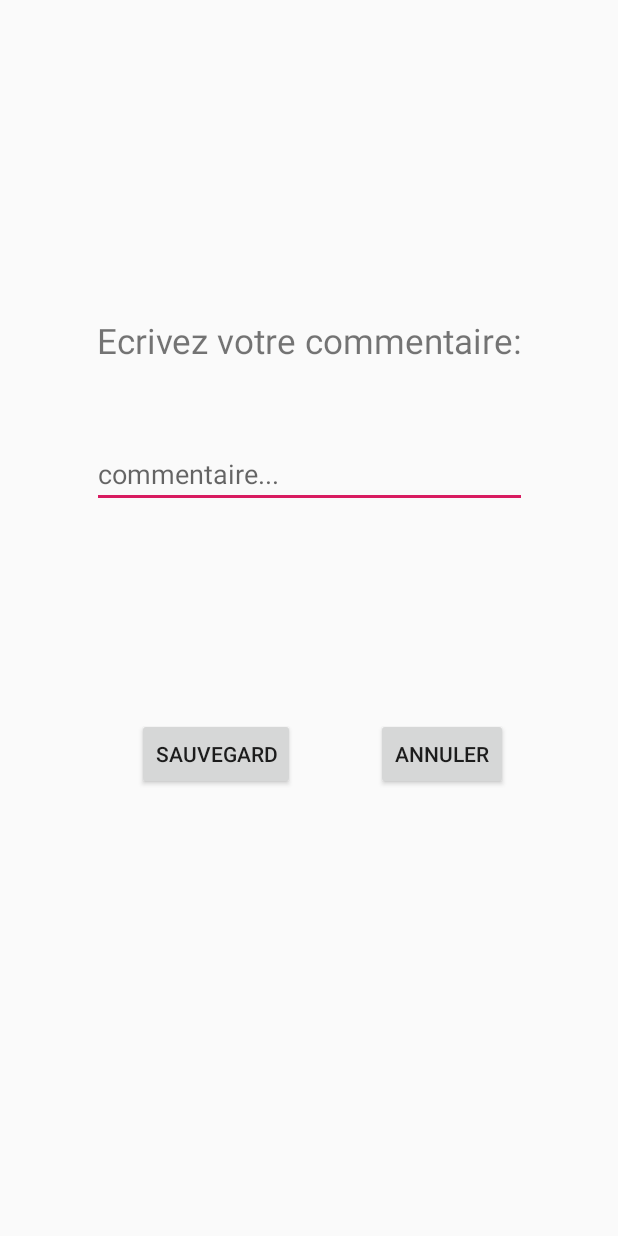
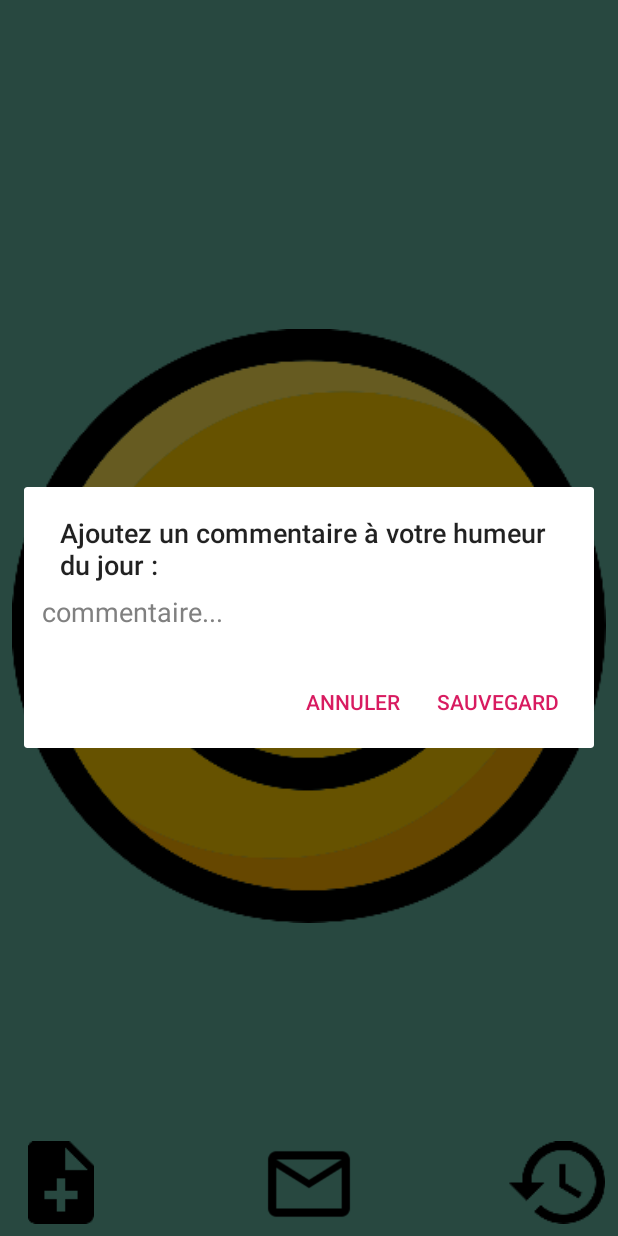
Before and after one commit to devedelie/MyMood, an Android app: the screen it shows after launch (CommentDialog before the commit, Moods after it), after a tap on "note_btn", on a phone screen of 412 x 824 dp. Run offline under Robolectric (Android 15) with nearby library versions, the light colour scheme and no system bars.

Commit message:
- Erased 2 activities (email share and comment) - Replaced both activities with in-code alertDialog instead of separate activities. - Added new strings to Strings.xml

```diff
--- a/app/src/main/AndroidManifest.xml
+++ b/app/src/main/AndroidManifest.xml
@@ -21,12 +21,6 @@
         <activity
             android:name=".controller.MoodHistoryScreen"
             android:screenOrientation="portrait" />
-        <activity
-            android:name=".controller.EmailSender"
-            android:screenOrientation="portrait" />
-        <activity
-            android:name=".controller.CommentDialog"
-            android:screenOrientation="portrait" />
         <activity android:name=".model.DataOrganizer" />
         <activity
             android:name=".controller.MainActivity"
--- a/app/src/main/java/com/elbaz/eliran/mymood/controller/CommentDialog.java
+++ /dev/null
@@ -1,76 +0,0 @@
-package com.elbaz.eliran.mymood.controller;
-
-import android.content.Context;
-import android.content.DialogInterface;
-import android.content.SharedPreferences;
-import android.os.Bundle;
-import android.support.v7.app.AlertDialog;
-import android.support.v7.app.AppCompatActivity;
-import android.view.KeyEvent;
-import android.view.View;
-import android.widget.Button;
-import android.widget.EditText;
-import android.widget.Toast;
-
-import com.elbaz.eliran.mymood.R;
-
-public class CommentDialog extends AppCompatActivity {
-    SharedPreferences mSharedPreferences;
-    EditText mComment;
-
-    @Override
-    protected void onCreate(Bundle savedInstanceState) {
-        super.onCreate(savedInstanceState);
-        setContentView(R.layout.activity_comment_dialog);
-
-        //Declaration of the Dialog Builder along with the Text and Button
-        AlertDialog.Builder mBuilder = new AlertDialog.Builder(CommentDialog.this);
-        View mView = getLayoutInflater().inflate(R.layout.activity_comment_dialog, null);
-        mComment = (EditText) mView.findViewById(R.id.activity_comment_dialog);
-        Button mSave = (Button) mView.findViewById(R.id.comment_box_save_btn);
-        Button mCancel = (Button) mView.findViewById(R.id.comment_box_cancel_btn);
-
-        //KeyListener to detect the android "Back Press" button and dismiss the dialog box
-        mBuilder.setOnKeyListener(new DialogInterface.OnKeyListener() {
-            @Override
-            public boolean onKey(DialogInterface dialog, int keyCode, KeyEvent event) {
-                if(keyCode == KeyEvent.KEYCODE_BACK){
-                    dialog.dismiss(); // dismiss the dialog
-                    CommentDialog.this.finish(); // exits the activity
-                }
-                return true;
-            }
-        });
-
-         //Set the save button functionality
-        mBuilder.setView(mView);
-        final AlertDialog dialog = mBuilder.create();
-        dialog.show();
-        // Save Button
-        mSave.setOnClickListener(new View.OnClickListener() {
-            @Override
-            public void onClick(View view) {
-                if(!mComment.getText().toString().isEmpty()){
-                    // Save mComment variable into SharedPreferences
-                    mSharedPreferences = getSharedPreferences("Data", Context.MODE_PRIVATE);
-                    SharedPreferences.Editor editor = mSharedPreferences.edit();
-                    editor.putString("DailyCommentData", mComment.getText().toString());
-                    editor.apply();
-                    // Toast message and termination
-                    Toast.makeText(CommentDialog.this, "Commentaire enregistré", Toast.LENGTH_SHORT).show();
-                    finish();
-                }else{
-                    Toast.makeText(CommentDialog.this, "Votre champ de commentaire est vide", Toast.LENGTH_SHORT).show();
-                }
-            }
-        });
-        // Cancel button
-        mCancel.setOnClickListener(new View.OnClickListener() {
-            @Override
-            public void onClick(View view) {
-                finish();
-            }
-        });
-        //// End of Save/Cancel button
-    }
-}
--- a/app/src/main/java/com/elbaz/eliran/mymood/controller/HistoryFragments/StatisticSevenDaysAgo.java
+++ b/app/src/main/java/com/elbaz/eliran/mymood/controller/HistoryFragments/StatisticSevenDaysAgo.java
@@ -73,11 +73,9 @@ public class StatisticSevenDaysAgo extends Fragment {
     };
 
     public void widthSwitcher(int x){
-//        Fragment fragment = (Fragment) getFragmentManager().findFragmentById(R.id.frame_7_days_ago);
         switch (x){
             case 0:
                 widthDivider = 4.6f;
-//                fragment.getView().setBackgroundColor(Color.RED);
                 break;
             case 1:
                 widthDivider = 2.5f;
--- a/app/src/main/java/com/elbaz/eliran/mymood/controller/Moods.java
+++ b/app/src/main/java/com/elbaz/eliran/mymood/controller/Moods.java
@@ -1,16 +1,20 @@
 package com.elbaz.eliran.mymood.controller;
 
 import android.content.Context;
+import android.content.DialogInterface;
 import android.content.Intent;
 import android.content.SharedPreferences;
 import android.media.MediaPlayer;
 import android.os.Bundle;
 import android.support.constraint.ConstraintLayout;
 import android.support.v4.content.ContextCompat;
+import android.support.v7.app.AlertDialog;
 import android.support.v7.app.AppCompatActivity;
 import android.view.GestureDetector;
+import android.view.LayoutInflater;
 import android.view.MotionEvent;
 import android.view.View;
+import android.widget.EditText;
 import android.widget.ImageView;
 import android.widget.Toast;
 
@@ -194,21 +198,62 @@ public class Moods extends AppCompatActivity implements GestureDetector.OnGestur
         //Storing the mood in SharedPreferences
         result.edit().putInt("TodayMood", num).commit();
     }
-    // Buttons methods
+
+    /**
+     * Add comment button
+     */
     public void NoteBtn(View view){
-        Intent commentDialog = new Intent(this, CommentDialog.class);
-        commentDialog.putExtra("MoodNumberForComment", MOOD_REQUEST_CODE);
-        startActivity(commentDialog);
+        AlertDialog.Builder builder = new AlertDialog.Builder(this);
+        LayoutInflater inflater = this.getLayoutInflater();
+        view = inflater.inflate(R.layout.activity_comment_dialog, null);
+        final EditText editText = view.findViewById(R.id.commentEditTxt);
+        builder.setView(view)
+                .setTitle(R.string.alert_dialog_title)
+                .setNegativeButton(R.string.cancel, new DialogInterface.OnClickListener() {
+                    @Override
+                    public void onClick(DialogInterface dialogInterface, int i) {
+                        dialogInterface.dismiss();
+                    }
+                })
+                .setPositiveButton(R.string.save, new DialogInterface.OnClickListener() {
+                    @Override
+                    public void onClick(DialogInterface dialog, int which) {
+                        String comment = editText.getText().toString();
+                        if (comment.isEmpty()){
+                            Toast.makeText(Moods.this, R.string.toast_comment_dialog_empty, Toast.LENGTH_SHORT).show();
+                        }else {
+                            SharedPreferences.Editor editor = result.edit();
+                            editor.putString("DailyCommentData", comment);
+                            editor.apply();
+                            Toast.makeText(Moods.this, R.string.toast_comment_dialog_save, Toast.LENGTH_SHORT).show();
+                        }
+                    }
+                })
+                .create()
+                .show();
     }
+
+    /**
+     * History screen button
+     */
     public void HistoryBtn(View view){
         Intent history = new Intent(getApplicationContext(), MoodHistoryScreen.class);
         history.putExtra("history", MOOD_REQUEST_CODE);
         startActivity(history);
     }
+    /**
+     *  Share button
+     */
     public void EmailBtn(View view){
-        Intent email = new Intent(getApplicationContext(), EmailSender.class);
-        // get email subject from constants and paste it to the intent
-        email.putExtra("Email Subject", Constants.emailSubjects[moodNumber]);
-        startActivity(email);
+        Intent sharingIntent = new Intent(android.content.Intent.ACTION_SEND);
+        sharingIntent.setType("text/plain");
+        sharingIntent.putExtra(android.content.Intent.EXTRA_SUBJECT, Constants.emailSubjects[moodNumber]);
+        sharingIntent.putExtra(android.content.Intent.EXTRA_TEXT, "test");
+        startActivity(Intent.createChooser(sharingIntent, getString(R.string.share_dialog_text)));
+
+//        Intent email = new Intent(getApplicationContext(), EmailSender.class);
+//        // get email subject from constants and paste it to the intent
+//        email.putExtra("Email Subject", Constants.emailSubjects[moodNumber]);
+//        startActivity(email);
     }
 }
--- a/app/src/main/java/com/elbaz/eliran/mymood/model/Constants.java
+++ b/app/src/main/java/com/elbaz/eliran/mymood/model/Constants.java
@@ -14,4 +14,5 @@ public class Constants {
 
     public static final String[] historyDaysText = {"Il y a une semaine", "Il y a six jours", "Il y a cinq jours", "Il y a quatre jours","Il y a trois jours", "Avent-hier", "Hier"};
 
+
 }
--- a/app/src/main/res/layout/activity_comment_dialog.xml
+++ b/app/src/main/res/layout/activity_comment_dialog.xml
@@ -1,70 +1,16 @@
 <?xml version="1.0" encoding="utf-8"?>
-<android.support.constraint.ConstraintLayout
+<LinearLayout
+    android:theme="@android:style/Theme.Holo.Dialog"
     xmlns:android="http://schemas.android.com/apk/res/android"
-    xmlns:app="http://schemas.android.com/apk/res-auto"
-    android:layout_width="match_parent"
-    android:layout_height="match_parent"
-    android:paddingVertical="160dp">
-
-    <TextView
-        android:id="@+id/dialog_activity_title"
-        android:textSize="23sp"
-        android:layout_width="wrap_content"
-        android:layout_height="wrap_content"
-        android:layout_marginStart="8dp"
-        android:layout_marginTop="8dp"
-        android:layout_marginEnd="8dp"
-        android:layout_marginBottom="8dp"
-        android:text="@string/what_s_on_your_mind_today"
-        app:layout_constraintBottom_toTopOf="@+id/activity_comment_dialog"
-        app:layout_constraintEnd_toEndOf="parent"
-        app:layout_constraintStart_toStartOf="parent"
-        app:layout_constraintTop_toTopOf="parent" />
+    android:orientation="horizontal"
+    android:layout_width="wrap_content"
+    android:layout_height="wrap_content">
 
     <EditText
-        android:id="@+id/activity_comment_dialog"
-        android:layout_width="290dp"
-        android:layout_height="wrap_content"
-        android:layout_marginStart="8dp"
-        android:layout_marginTop="8dp"
-        android:layout_marginEnd="8dp"
-        android:layout_marginBottom="200dp"
         android:hint="@string/comment"
-        app:layout_constraintBottom_toBottomOf="parent"
-        app:layout_constraintEnd_toEndOf="parent"
-        app:layout_constraintStart_toStartOf="parent"
-        app:layout_constraintTop_toTopOf="parent" />
-
-    <Button
-        android:id="@+id/comment_box_save_btn"
-        android:layout_width="wrap_content"
-        android:layout_height="wrap_content"
-        android:layout_marginStart="8dp"
-        android:layout_marginTop="8dp"
-        android:layout_marginEnd="8dp"
-        android:layout_marginBottom="8dp"
-        android:text="@string/save"
-        app:layout_constraintBottom_toBottomOf="parent"
-        app:layout_constraintEnd_toEndOf="parent"
-        app:layout_constraintHorizontal_bias="0.286"
-        app:layout_constraintStart_toStartOf="parent"
-        app:layout_constraintTop_toBottomOf="@+id/activity_comment_dialog"
-        app:layout_constraintVertical_bias="0.506" />
-
-    <Button
-        android:id="@+id/comment_box_cancel_btn"
-        android:layout_width="wrap_content"
-        android:layout_height="wrap_content"
-        android:layout_marginStart="8dp"
-        android:layout_marginTop="8dp"
-        android:layout_marginEnd="8dp"
-        android:layout_marginBottom="8dp"
-        android:text="@string/cancel"
-        app:layout_constraintBottom_toBottomOf="parent"
-        app:layout_constraintEnd_toEndOf="parent"
-        app:layout_constraintHorizontal_bias="0.788"
-        app:layout_constraintStart_toStartOf="parent"
-        app:layout_constraintTop_toBottomOf="@+id/activity_comment_dialog"
-        app:layout_constraintVertical_bias="0.506" />
-
-</android.support.constraint.ConstraintLayout>
+        android:id="@+id/commentEditTxt"
+        android:layout_width="match_parent"
+        android:layout_height="match_parent"
+        android:fontFamily="sans-serif"
+        android:textColor="#000000" />
+</LinearLayout>
--- a/app/src/main/res/values/strings.xml
+++ b/app/src/main/res/values/strings.xml
@@ -6,15 +6,19 @@
     <string name="super_happy">super_happy</string>
     <string name="note_btn">note_btn</string>
     <string name="history_btn">history_btn</string>
+    <!--Comment dialog-->
+    <string name="alert_dialog_title">"Ajoutez un commentaire à votre humeur du jour :"</string>
+    <string name="toast_comment_dialog_save">Votre message a été enregistré</string>
+    <string name="toast_comment_dialog_empty">Commentaire vide</string>
+    <string name="comment">commentaire...</string>
+    <string name="save">Sauvegard</string>
+    <string name="cancel">Annuler</string>
+    <string name="what_s_on_your_mind_today">Ecrivez votre commentaire:</string>
+    <!--Share dialog-->
+    <string name="share_dialog_text">Choisissez un client pour partager votre humeur</string>
 
-    <string name="days_ago_7">Mood 7 Days ago: </string>
-    <string name="days_ago_6">Mood 6 Days ago: </string>
-    <string name="days_ago_5">Mood 5 Days ago: </string>
-    <string name="days_ago_4">Mood 4 Days ago: </string>
-    <string name="days_ago_3">Mood 3 Days ago: </string>
-    <string name="days_ago_2">Mood 2 Days ago: </string>
-    <string name="yesterday">Mood Yesterday: </string>
-    <string name="today">Mood today: </string>
+
+
     <string name="happy_email_btn">happy_email_btn</string>
     <string name="_7_days_ago">7 days ago:</string>
     <string name="view_comment_btn">view_comment_btn</string>
@@ -25,8 +29,6 @@
     <string name="email_body_message">Ecrivez votre message ici...</string>
     <string name="example_example_com">example@example.com</string>
     <string name="share_your_mood_with_a_friend"></string>
-    <string name="what_s_on_your_mind_today">Ecrivez votre commentaire:</string>
-    <string name="comment">commentaire...</string>
-    <string name="save">Sauvegard</string>
-    <string name="cancel">Annuler</string>
+
+
 </resources>
```
Also changed, not shown: app/src/main/java/com/elbaz/eliran/mymood/controller/EmailSender.java (deleted, +0 -100 lines), app/src/main/res/layout/activity_email_sender.xml (+6 -56 lines).
